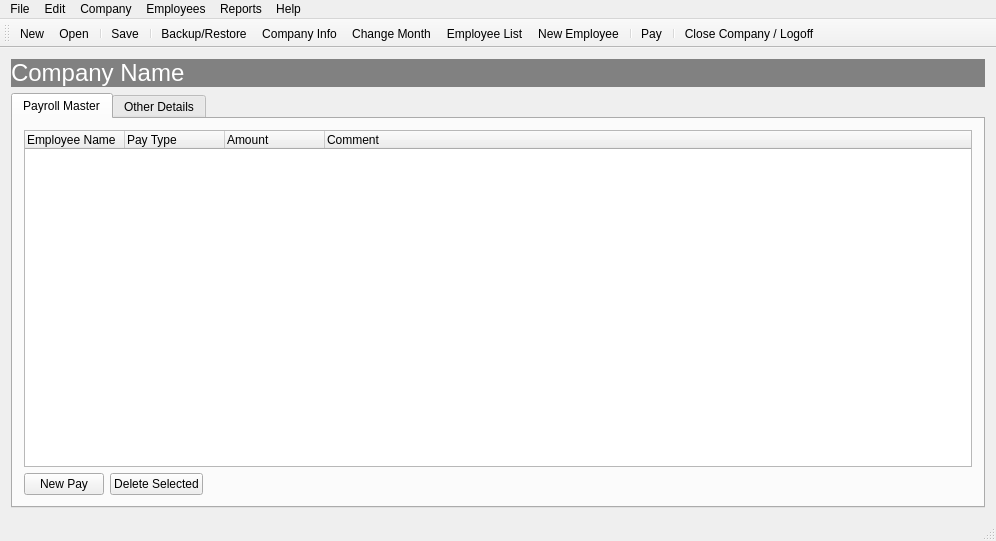
Above: payroll/payrollmainwindow.ui from jayjay-w/payroll before the change. Below: the same form after it.
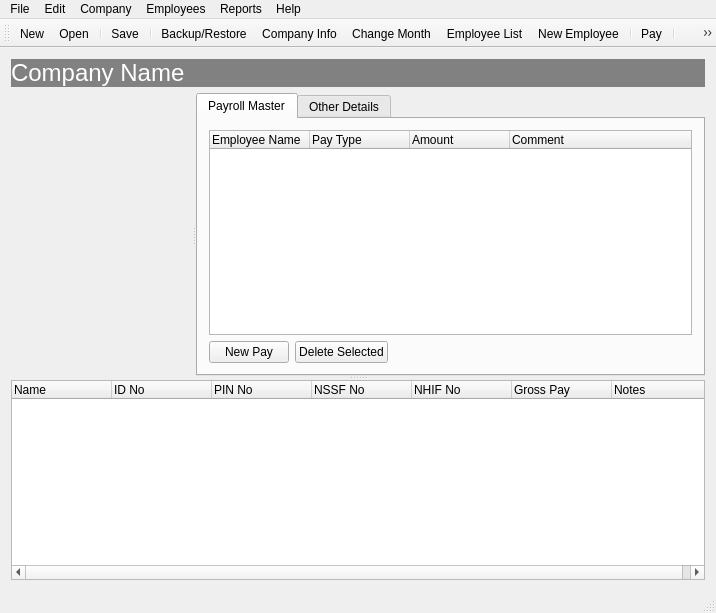
That is the form after the change. Icons and pictures are not drawn. Custom widgets are drawn as their Qt base class.

What changed in the file:
```diff
--- a/payroll/payrollmainwindow.ui
+++ b/payroll/payrollmainwindow.ui
@@ -6,8 +6,8 @@
    <rect>
     <x>0</x>
     <y>0</y>
-    <width>996</width>
-    <height>541</height>
+    <width>716</width>
+    <height>613</height>
    </rect>
   </property>
   <property name="windowTitle">
@@ -36,6 +36,15 @@
      </widget>
     </item>
     <item>
+     <widget class="QSplitter" name="splitter_2">
+      <property name="orientation">
+       <enum>Qt::Vertical</enum>
+      </property>
+      <widget class="QSplitter" name="splitter">
+       <property name="orientation">
+        <enum>Qt::Horizontal</enum>
+       </property>
+       <widget class="EmployeeEditor" name="employeeDetailsWidget" native="true"/>
      <widget class="QTabWidget" name="tabWidget">
       <property name="currentIndex">
        <number>0</number>
@@ -108,6 +117,45 @@
        </attribute>
       </widget>
      </widget>
+      </widget>
+      <widget class="QTreeWidget" name="trvEmployees">
+       <column>
+        <property name="text">
+         <string>Name</string>
+        </property>
+       </column>
+       <column>
+        <property name="text">
+         <string>ID No</string>
+        </property>
+       </column>
+       <column>
+        <property name="text">
+         <string>PIN No</string>
+        </property>
+       </column>
+       <column>
+        <property name="text">
+         <string>NSSF No</string>
+        </property>
+       </column>
+       <column>
+        <property name="text">
+         <string>NHIF No</string>
+        </property>
+       </column>
+       <column>
+        <property name="text">
+         <string>Gross Pay</string>
+        </property>
+       </column>
+       <column>
+        <property name="text">
+         <string>Notes</string>
+        </property>
+       </column>
+      </widget>
+     </widget>
     </item>
    </layout>
   </widget>
@@ -116,8 +164,8 @@
     <rect>
      <x>0</x>
      <y>0</y>
-     <width>996</width>
-     <height>22</height>
+     <width>716</width>
+     <height>19</height>
     </rect>
    </property>
    <widget class="QMenu" name="menuFile">
@@ -466,6 +514,14 @@
   </action>
  </widget>
  <layoutdefault spacing="6" margin="11"/>
+ <customwidgets>
+  <customwidget>
+   <class>EmployeeEditor</class>
+   <extends>QWidget</extends>
+   <header>employeeeditor.h</header>
+   <container>1</container>
+  </customwidget>
+ </customwidgets>
  <resources>
   <include location="res.qrc"/>
  </resources>
```
Lines whose indentation alone changed are shown as unchanged.
